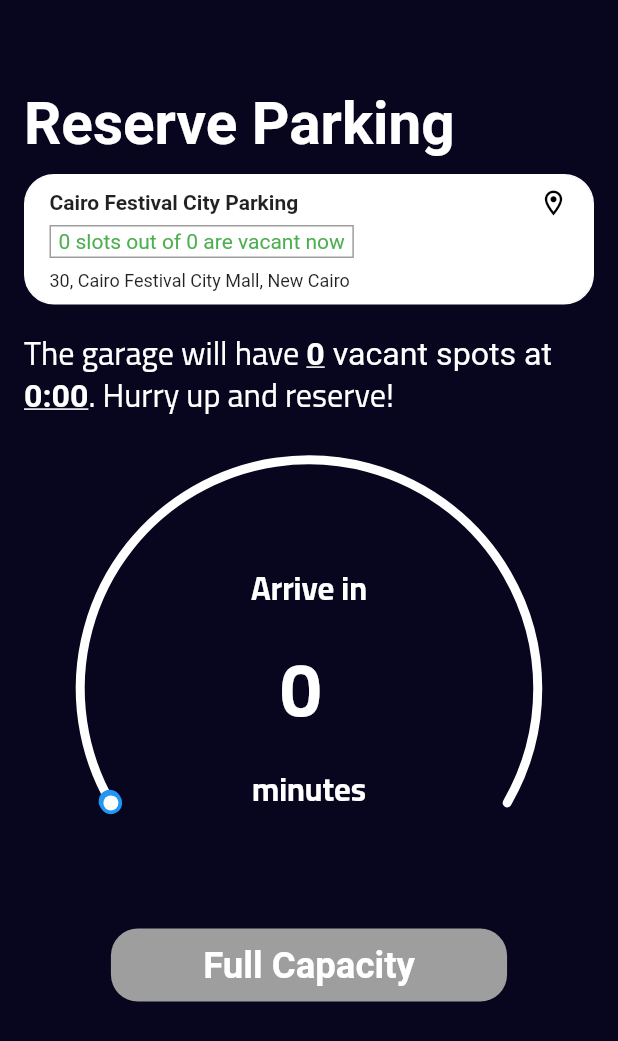
After one commit to aakram181/parking_system, a Flutter app: the ReserveScreen screen opened by its route, on a phone screen of 412 x 824 dp. The commit adds this screen. Shown: the top 1041 px of the screen. Run offline on Flutter 3.47's test engine with Material 2 defaults, Android fonts, the phone set to English and light mode, and no system bars; drawn by our look-alikes of sleek_circular_slider; our stand-ins replace animated_splash_screen, carousel_slider, cloud_firestore, firebase_auth, firebase_core, firebase_database and 3 more; accounts and stored records are empty.

Commit message:
reserve functionality and refactoring

```diff
--- a/lib/entities/garage.dart
+++ b/lib/entities/garage.dart
@@ -4,15 +4,12 @@ class Garage {
   late String name;
   late final String gID;
   late final Map<double, double> coordinates;
-  final int hourlyRate;
   final int capacity;
-  GarageState state = GarageState.vacant;
 
   Garage({
     required this.name,
     required this.coordinates,
     required this.gID,
-    required this.hourlyRate,
     required this.capacity,
   });
 
@@ -20,14 +17,12 @@ class Garage {
       name: json['name']! as String,
       gID: json['gID']!,
       coordinates: json['coordinates'],
-      hourlyRate: json['hourlyRate'],
       capacity: json['capacity']);
 
   Map<String, dynamic> toJson() => {
         "gID": gID,
         "name": name,
         "coordinates": coordinates,
-        "hourlyRate": hourlyRate,
         "capacity": capacity
       };
 }
--- a/lib/main.dart
+++ b/lib/main.dart
@@ -6,11 +6,12 @@ import 'package:flutter_screenutil/flutter_screenutil.dart';
 import 'package:parking_system/screens/edit_profile_screen.dart';
 import 'package:parking_system/screens/generateQR_screen.dart';
 import 'package:parking_system/screens/login_screen.dart';
+import 'package:parking_system/screens/reserve_screen.dart';
 import 'package:parking_system/screens/signup_payment.dart';
 import 'package:parking_system/screens/updateInfo_screen.dart';
 import 'package:parking_system/screens/signup_screen.dart';
 import 'package:animated_splash_screen/animated_splash_screen.dart';
-
+import 'utils/constants.dart';
 import 'screens/home_screen.dart';
 import 'screens/map_screen.dart';
 
@@ -46,7 +47,7 @@ class MyApp extends StatelessWidget {
       designSize: const Size(390.0, 845.13),
       builder: () => MaterialApp(
           title: 'Flutter Demo',
-          theme: ThemeData(scaffoldBackgroundColor: const Color(0xFF08051F)),
+          theme: ThemeData(scaffoldBackgroundColor:  kThemeColor),
           //initialRoute: LoginScreen.id,
           home: AnimatedSplashScreen(
             splash: Column(
@@ -55,7 +56,7 @@ class MyApp extends StatelessWidget {
                   const Text('El Sayes App',style: TextStyle(fontSize: 30,fontWeight: FontWeight.bold,color: Colors.white),)
               ],
             ),
-            backgroundColor: Color(0xFF08051F),
+            backgroundColor: kThemeColor,
             splashTransition: SplashTransition.fadeTransition,
             nextScreen: LoginScreen(),
             duration: 2000,
@@ -69,6 +70,7 @@ class MyApp extends StatelessWidget {
             GenerateQRScreen.id: (context) => GenerateQRScreen(),
             EditProfilePage.id: (context) => EditProfilePage(),
             UpdateInfo.id: (context) => UpdateInfo(),
+            ReserveScreen.id: (context) => ReserveScreen(),
 
           }),
     );
--- a/lib/screens/home_screen.dart
+++ b/lib/screens/home_screen.dart
@@ -21,7 +21,7 @@ class _HomeScreenState extends State<HomeScreen> {
     'images/opera_square.jpg',
   ];
   final List<String> descriptionList = [
-    "New Cairo",
+    "Cairo Festival City",
     "Downtown Cairo",
     "Al Maadi",
     "Opera square",
@@ -77,7 +77,8 @@ class _HomeScreenState extends State<HomeScreen> {
                       ],
                     ),
                     onTap: () {
-                      Navigator.pushNamed(context, MapPage.id);
+                      Navigator.pushNamed(context, MapPage.id, arguments:
+                      descriptionList[i]);
                     },
                   );
                 },
--- a/lib/screens/login_screen.dart
+++ b/lib/screens/login_screen.dart
@@ -83,7 +83,7 @@ class _LoginScreenState extends State<LoginScreen> {
                             final value = await _login(email, password);
                             if (value == true) {
                               snackBar = const SnackBar(
-                                  backgroundColor: Colors.blue,
+                                  backgroundColor: Colors.green,
                                   content: Text("Login Successfully"));
 
                               Navigator.push(context,
@@ -92,7 +92,7 @@ class _LoginScreenState extends State<LoginScreen> {
                               }));
                             } else {
                               snackBar = const SnackBar(
-                                  backgroundColor: Colors.blue,
+                                  backgroundColor: Colors.red,
                                   content: Text("Incorrect Email or Password"));
                             }
                             ScaffoldMessenger.of(context)
--- a/lib/screens/map_screen.dart
+++ b/lib/screens/map_screen.dart
@@ -14,9 +14,8 @@ class MapPage extends StatefulWidget {
 }
 
 
+class _MapPageState extends State<MapPage> {
 
-
-class _MapPageState extends State<MapPage> {
 
   final _firestore = FirebaseDatabase.instance.ref("Parking_slots");
 
@@ -26,7 +25,14 @@ class _MapPageState extends State<MapPage> {
 
   @override
   Widget build(BuildContext context) {
-    return Scaffold(
+  final args = ModalRoute.of(context)!.settings.arguments;
+
+
+
+
+
+
+  return Scaffold(
       body: Padding(
         padding: const EdgeInsets.fromLTRB(16.0,60.0,16.0,0),
         child: Column(
@@ -102,7 +108,7 @@ class _MapPageState extends State<MapPage> {
               child: mainButton(
                   text: 'Reserve',
                   onPressed: () {
-                    Navigator.pushNamed(context, ReserveScreen.id);
+                    Navigator.pushNamed(context, ReserveScreen.id, arguments: args);
 
                   }),
             ),
--- /dev/null
+++ b/lib/screens/reserve_screen.dart
@@ -0,0 +1,261 @@
+import 'package:cloud_firestore/cloud_firestore.dart';
+import 'package:flutter/cupertino.dart';
+import 'package:flutter/material.dart';
+import 'package:parking_system/utils/view_model.dart';
+import 'package:parking_system/widgets/main_button.dart';
+import 'package:parking_system/widgets/transaction_card.dart';
+import 'package:parking_system/utils/constants.dart';
+import 'package:firebase_database/firebase_database.dart';
+import 'package:sleek_circular_slider/sleek_circular_slider.dart';
+
+class ReserveScreen extends StatefulWidget {
+  const ReserveScreen({Key? key}) : super(key: key);
+  static const String id = 'reserve_screen';
+
+  @override
+  State<ReserveScreen> createState() => _ReserveScreenState();
+}
+
+class _ReserveScreenState extends State<ReserveScreen> {
+  int popularity = 1;
+  var now = 0;
+  int available_spots =0;
+  int total_spots = 0;
+  int arrive_in= 0;
+  int arrival_slack = 0;
+  bool has_capacity = false;
+  String button_text = '';
+
+  late final DatabaseReference pop_pred_db;
+  late final DocumentReference garages_db ;
+  late final CollectionReference res_db;
+  @override
+  void initState() {
+    super.initState();
+    pop_pred_db = FirebaseDatabase.instance.ref("Live_pop");
+    garages_db = FirebaseFirestore.instance.collection("garages").doc("cfc");
+    res_db = FirebaseFirestore.instance.collection('reservations');
+
+
+    pop_pred_db.onValue.listen((event) {
+      final data = event.snapshot.value;
+      updatePopularity(data);
+    });
+
+
+
+//TODO CHANGE CFC TO BE DYNAMIC
+    garages_db.snapshots().listen(
+          (event) {
+        Map<String, dynamic> data = event.data()! as Map<String, dynamic> ;
+        total_spots = data['total_spots'];
+        available_spots = data['available_spots'];
+        if(available_spots > 0){
+          has_capacity = true;
+        }
+        else{
+          has_capacity = false;
+        }
+        setState(() {
+
+        });
+
+      },
+    );
+
+
+  }
+
+
+
+  dynamic reserve_function()async {
+    final uID = await ViewModel.getUser();
+    final DateTime t = DateTime.now();
+    final DateTime arrival_time = t.add(
+        Duration(minutes: arrive_in + arrival_slack));
+    final res = {
+      'resTime': t,
+      'entryTimeMax': arrival_time,
+      'garageID': 'cfc',
+      'uID': uID['uID'],
+      'status': 'pending'
+    };
+    res_db.add(res);
+    garages_db.update({'available_spots': FieldValue.increment(-1)});
+    //TODO add to user collection his resverations
+
+  }
+
+
+  void updatePopularity(var pop) {
+    print(pop);
+    double new_pop = double.parse(pop['cfc']); //TODO get name from prev screen
+    now = new DateTime.now().hour;
+    //get next hour
+
+    setState(() {
+      popularity = new_pop.toInt();
+      now = now + 1;
+    });
+  }
+
+  @override
+  Widget build(BuildContext context) {
+
+    final args = ModalRoute.of(context)!.settings.arguments; // TO MAKE DYNAMIC FOR LATER
+
+    return Scaffold(
+      body: Padding(
+        padding: const EdgeInsets.fromLTRB(16.0, 60.0, 16.0, 0),
+        child: Column(
+          mainAxisAlignment: MainAxisAlignment.start,
+          crossAxisAlignment: CrossAxisAlignment.start,
+          children: [
+            Text(
+              'Reserve Parking',
+              style: kTitleTextStyle,
+            ),
+            SizedBox(
+              height: 10.0,
+            ),
+            Center(
+              child: Container(
+                  decoration: BoxDecoration(
+                    border: Border.all(
+                      color: Colors.white,
+                    ),
+                    color: Colors.white,
+                    borderRadius: BorderRadius.circular(20),
+                  ),
+                  child: Padding(
+                    padding: const EdgeInsets.fromLTRB(16.0, 8.0, 16.0, 8.0),
+                    child: Column(
+                      crossAxisAlignment: CrossAxisAlignment.start,
+                      children: [
+                        Row(
+                            mainAxisAlignment: MainAxisAlignment.spaceBetween,
+                            children: [
+                              Text(
+                                'Cairo Festival City Parking', //TODO DYNAMIC LOCATION
+                                style: TextStyle(
+                                  fontWeight: FontWeight.bold,
+                                ),
+                              ),
+                              Icon(
+                                Icons.location_on_outlined,
+                                color: Colors.black,
+                                size: 20.0,
+                              ),
+                            ]),
+                        SizedBox(height: 5.0),
+                        Container(
+                          padding: EdgeInsets.fromLTRB(5.0, 2.0, 5.0, 2.0),
+                          decoration: BoxDecoration(
+                            border: Border.all(color: Colors.grey),
+                          ),
+                          child: Text('$available_spots slots out of $total_spots are vacant now', //TODO color change dynamic acccording to vacancy
+                              style: TextStyle(
+                                color: Colors.green,
+                              )),
+                        ),
+                        SizedBox(height: 8.0),
+                        Text(
+                          '30, Cairo Festival City Mall, New Cairo',
+                          style: TextStyle(
+                            fontSize: 12.0,
+                          ),
+                        )
+                      ],
+                    ),
+                  )),
+            ),
+            SizedBox(
+              height: 20.0,
+            ),
+            Center(
+              child: Text.rich(TextSpan(
+                  text: 'The garage will have ', //TODO MAKE TEXT DYNAMIC
+                  style: kSubTitleTextStyle.copyWith(height:1.2),
+                  children: [
+                    TextSpan(
+                        text: ((1-popularity) * total_spots).toString(),
+                        style: const TextStyle(
+                          fontWeight: FontWeight.bold,
+                          decoration: TextDecoration.underline,
+                        )),
+                    TextSpan(text: ' vacant spots at ', style: const TextStyle()),
+                    TextSpan(
+                        text: now.toString() + ':00',
+                        style: const TextStyle(
+                          fontWeight: FontWeight.bold,
+                          decoration: TextDecoration.underline,
+
+                        )),
+                    TextSpan(
+                      text: '. Hurry up and reserve!',
+
+
+                    )
+                  ])),
+            ),
+
+            SizedBox(height:20.0),
+            Center(
+              child: Column(
+                crossAxisAlignment: CrossAxisAlignment.stretch,
+                children:[
+
+                  SleekCircularSlider(
+                    appearance: CircularSliderAppearance(
+                      size: 320.0,
+                      customColors: CustomSliderColors(
+                        trackColor: Colors.white,
+                        progressBarColor: Colors.blue,
+                        hideShadow: true,
+
+                      ),
+                      customWidths: CustomSliderWidths(
+                        progressBarWidth: 15,
+                        trackWidth: 6,
+                        handlerSize: 5,
+                      ),
+                      infoProperties: InfoProperties(
+                        mainLabelStyle: kSubTitleTextStyle.copyWith(fontWeight: FontWeight.bold,
+                        fontSize: 50.0,),
+                        topLabelText: 'Arrive in',
+                        topLabelStyle: kSubTitleTextStyle.copyWith(fontWeight: FontWeight.bold,),
+                        bottomLabelText: 'minutes',
+                        bottomLabelStyle: kSubTitleTextStyle.copyWith(fontWeight: FontWeight.bold,),
+                        modifier:   (double value) {
+                            final roundedValue = value.ceil().toInt().toString();
+                              return '$roundedValue ';
+                                  },
+                      )
+                    ),
+
+                    initialValue: 0,
+                    max: 60,
+                    onChangeEnd: (double value){
+                      arrive_in = value.toInt();
+                    },
+                  )
+                ]
+              ),
+            ),
+
+
+            Center(child:
+            mainButton(
+              //TODO CONFIRM SNACKBAR
+              //TODO USER CAN ONLY HAVE 1 RESERVATION
+                text: has_capacity? 'Confirm' : 'Full Capacity',
+                onPressed: has_capacity? reserve_function : (){},
+                color: has_capacity? kButtonColor : Colors.grey
+                )
+            ),
+          ],
+        ),
+      ),
+    );
+  }
+}
--- a/lib/utils/constants.dart
+++ b/lib/utils/constants.dart
@@ -56,4 +56,12 @@ TextStyle avatarTextStyle = TextStyle(
   color: Colors.black,
 );
 
-Color kButtonColor = Color(0xFF137EA0);
+
+Color kThemeColor = Color(0xFF08051F);
+
+const Color kButtonColor = Color(0xFF137EA0);
+
+Map <String, String> places = {
+  'Cairo Festival City': 'cfc',
+
+};
--- a/lib/utils/view_model.dart
+++ b/lib/utils/view_model.dart
@@ -45,4 +45,6 @@ class ViewModel {
       }
   }
 
+
+
 }
--- a/lib/widgets/button_widget.dart
+++ b/lib/widgets/button_widget.dart
@@ -3,6 +3,7 @@ import 'package:flutter/material.dart';
 class ButtonWidget extends StatelessWidget {
   final String text;
   final VoidCallback onClicked;
+
 
   const ButtonWidget({
     Key? key,
--- a/lib/widgets/main_button.dart
+++ b/lib/widgets/main_button.dart
@@ -5,9 +5,10 @@ class mainButton extends StatelessWidget {
 
   final String text;
   final Function() onPressed;
+  final Color color;
 
-  mainButton({required this.text,required this.onPressed});
-  final button_width = 150.w;
+  mainButton({required this.text,required this.onPressed, this.color:  kButtonColor});
+  final button_width = 250.w;
   final button_height = 50.h;
 
   @override
@@ -15,8 +16,11 @@ class mainButton extends StatelessWidget {
     return TextButton(
       style: TextButton.styleFrom(
         //padding: EdgeInsets.symmetric(vertical: 20, horizontal: 40),
-        backgroundColor: kButtonColor,
+        backgroundColor: color,
         fixedSize: Size(button_width,button_height),
+        shape: RoundedRectangleBorder(
+          borderRadius: BorderRadius.circular(18.0),
+        )
       ),
       onPressed: onPressed,
       child: Text(
```
Also changed, not shown: 1 other file.
